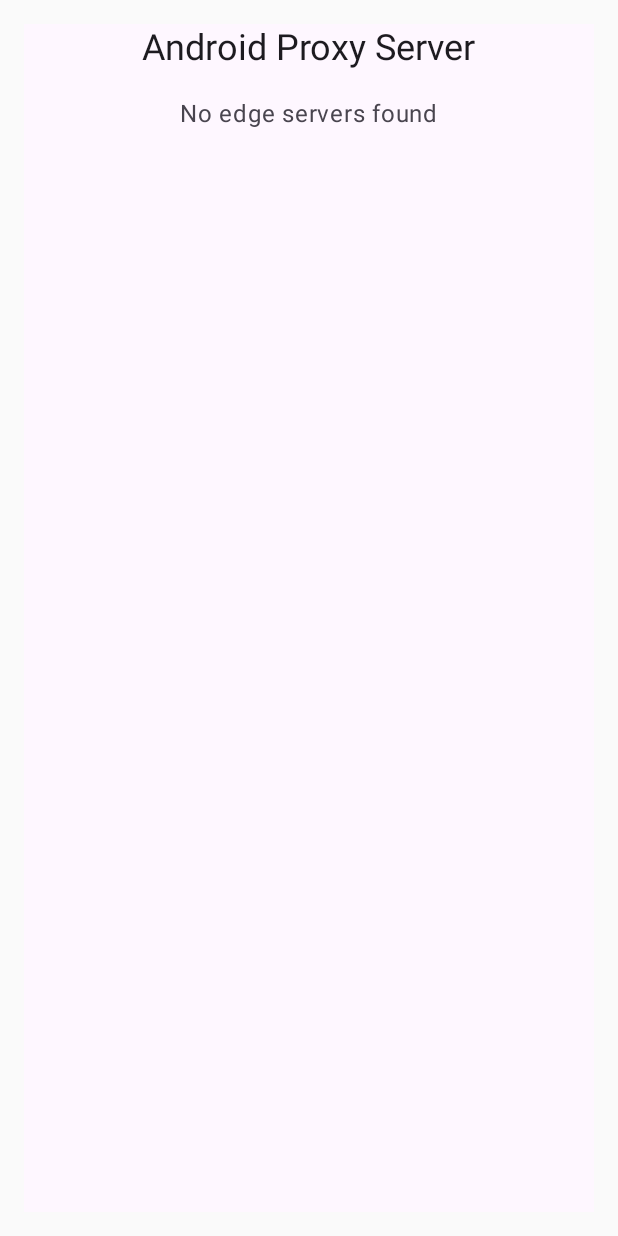
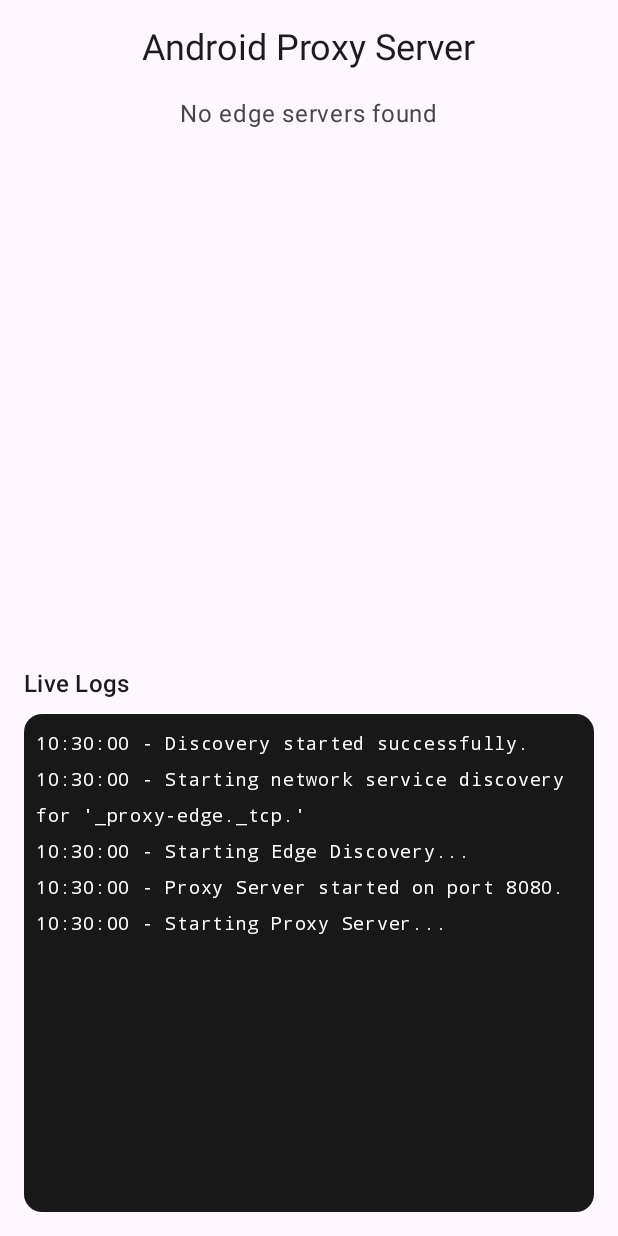
Before and after one commit to igiii-1976/proxy, an Android app built with Jetpack Compose: the screen it shows after launch (MainActivity), on a phone screen of 412 x 824 dp. Run offline under Robolectric (Android 15) with nearby library versions, the phone set to English and light mode, and no system bars; libraries missing offline, so code that uses them is left out: fi.iki.elonen; 1 statement that could not run was skipped.

Commit message:
feat: logs ui

```diff
--- a/app/src/main/java/com/example/proxy/EdgeDiscovery.kt
+++ b/app/src/main/java/com/example/proxy/EdgeDiscovery.kt
@@ -13,7 +13,8 @@
 class EdgeDiscovery(
     private val context: Context,
     private val edgeRegistry: EdgeRegistry,
-    private val scope: CoroutineScope
+    private val scope: CoroutineScope,
+    private val logger: (String) -> Unit
 ) {
     private val nsdManager = context.getSystemService(Context.NSD_SERVICE) as NsdManager
     private var discoveryListener: NsdManager.DiscoveryListener? = null
@@ -29,37 +30,45 @@
 
     fun startDiscovery() {
         if (discoveryListener != null) {
+            logger("Discovery is already active.")
             Log.w("EdgeDiscovery", "Discovery is already active.")
             return
         }
+        logger("Starting network service discovery for '$SERVICE_TYPE'")
         Log.i("EdgeDiscovery", "Starting network service discovery for '$SERVICE_TYPE'")
 
         discoveryListener = object : NsdManager.DiscoveryListener {
             override fun onDiscoveryStarted(regType: String) {
+                logger("Discovery started successfully.")
                 Log.d("EdgeDiscovery", "Discovery started successfully.")
             }
 
             override fun onServiceFound(service: NsdServiceInfo) {
                 // Get edge IP address
+                logger("Service found: ${service.serviceName}")
                 Log.d("EdgeDiscovery", "Service found: ${service.serviceName}")
                 nsdManager.resolveService(service, createResolveListener())
             }
 
             override fun onServiceLost(service: NsdServiceInfo) {
                 // When an edge server unregisters itself.
+                logger("Service lost: ${service.serviceName}")
                 Log.i("EdgeDiscovery", "Service lost: ${service.serviceName}")
             }
 
             override fun onDiscoveryStopped(serviceType: String) {
+                logger("Discovery stopped.")
                 Log.i("EdgeDiscovery", "Discovery stopped.")
             }
 
             override fun onStartDiscoveryFailed(serviceType: String, errorCode: Int) {
+                logger("Start discovery failed: Error code $errorCode")
                 Log.e("EdgeDiscovery", "Start discovery failed: Error code $errorCode")
                 nsdManager.stopServiceDiscovery(this)
             }
 
             override fun onStopDiscoveryFailed(serviceType: String, errorCode: Int) {
+                logger("Stop discovery failed: Error code $errorCode")
                 Log.e("EdgeDiscovery", "Stop discovery failed: Error code $errorCode")
             }
         }
@@ -69,6 +78,7 @@
     private fun createResolveListener(): NsdManager.ResolveListener {
         return object : NsdManager.ResolveListener {
             override fun onResolveFailed(serviceInfo: NsdServiceInfo, errorCode: Int) {
+                logger("Resolve failed for ${serviceInfo.serviceName}: Error code $errorCode")
                 Log.e(
                     "EdgeDiscovery",
                     "Resolve failed for ${serviceInfo.serviceName}: Error code $errorCode"
@@ -79,6 +89,7 @@
                 // Resolution successful! We now have the IP and port.
                 val ip = serviceInfo.host.hostAddress
                 val port = serviceInfo.port
+                logger("Service resolved: ${serviceInfo.serviceName} at $ip:$port")
                 Log.i("EdgeDiscovery", "Service resolved: ${serviceInfo.serviceName} at $ip:$port")
 
                 // Query /status endpoint to get battery and status
@@ -100,21 +111,25 @@
                     val level = json.optString("level", "Unknown")
                     val status = json.optString("status", "Unknown")
                     edgeRegistry.upsert(ip, level, status)
-                    Log.d("EdgeDiscovery", "✅ Successfully queried edge at $ip. Added to registry.")
+                    logger("Successfully queried edge at $ip. Added to registry.")
+                    Log.d("EdgeDiscovery", "Successfully queried edge at $ip. Added to registry.")
                 } else {
+                    logger("Failed to query status for $ip. HTTP ${response.code}")
                     Log.w(
                         "EdgeDiscovery",
-                        "⚠️ Failed to query status for $ip. HTTP ${response.code}"
+                        "Failed to query status for $ip. HTTP ${response.code}"
                     )
                 }
             }
         } catch (e: Exception) {
+            logger("Error querying status for $ip: ${e.message}")
             Log.e("EdgeDiscovery", "Error querying status for $ip: ${e.message}")
         }
     }
 
     fun stopDiscovery() {
         discoveryListener?.let {
+            logger("Stopping network service discovery.")
             Log.i("EdgeDiscovery", "Stopping network service discovery.")
             nsdManager.stopServiceDiscovery(it)
             discoveryListener = null
--- a/app/src/main/java/com/example/proxy/MainActivity.kt
+++ b/app/src/main/java/com/example/proxy/MainActivity.kt
@@ -4,16 +4,45 @@
 import android.util.Log
 import androidx.activity.ComponentActivity
 import androidx.activity.compose.setContent
+import androidx.compose.foundation.background
 import androidx.compose.foundation.layout.*
 import androidx.compose.foundation.lazy.LazyColumn
 import androidx.compose.foundation.lazy.items
+import androidx.compose.foundation.lazy.rememberLazyListState
 import androidx.compose.material3.*
 import androidx.compose.runtime.*
 import androidx.compose.ui.Alignment
 import androidx.compose.ui.Modifier
+import androidx.compose.ui.graphics.Color
+import androidx.compose.ui.text.font.FontFamily
 import androidx.compose.ui.unit.dp
+import androidx.compose.ui.unit.sp
 import fi.iki.elonen.NanoHTTPD
 import kotlinx.coroutines.*
+import java.text.SimpleDateFormat
+import java.util.*
+import java.util.concurrent.ConcurrentLinkedQueue
+
+// A simple, thread-safe logger to hold messages for the UI
+object UiLogger {
+    private val logs = ConcurrentLinkedQueue<String>()
+    private const val MAX_LOGS = 100
+
+    fun log(message: String) {
+        val timestamp = SimpleDateFormat("HH:mm:ss", Locale.getDefault()).format(Date())
+        val logEntry = "$timestamp - $message"
+        logs.add(logEntry)
+        // Keep the log list from growing indefinitely
+        if (logs.size > MAX_LOGS) {
+            logs.poll()
+        }
+    }
+
+    fun getLogs(): List<String> {
+        return logs.toList().reversed() // Show newest logs first
+    }
+}
+
 
 class MainActivity : ComponentActivity() {
 
@@ -27,40 +56,56 @@
         super.onCreate(savedInstanceState)
 
         val connectedEdges = mutableStateListOf<EdgeDevice>()
+        val logMessages = mutableStateListOf<String>()
 
-        // Refresh UI list every 5 seconds
+        // Refresh UI list for Edges and Logs every second
         mainScope.launch(Dispatchers.Main) {
             while (isActive) {
-                val current = edgeRegistry.getAll()
+                // Update Edges
+                val currentEdges = edgeRegistry.getAll()
                 connectedEdges.clear()
-                connectedEdges.addAll(current)
-                delay(5000L)
+                connectedEdges.addAll(currentEdges)
+
+                // Update Logs
+                val currentLogs = UiLogger.getLogs()
+                logMessages.clear()
+                logMessages.addAll(currentLogs)
+
+                delay(1000L) // Refresh UI every second
             }
         }
 
-        // Start proxy server
-        proxy = ProxyServer(edgeRegistry, 8080)
+        // Start proxy server and pass it the logger
+        UiLogger.log("Starting Proxy Server...")
+        proxy = ProxyServer(edgeRegistry, 8080, UiLogger::log) // Pass the log function
         proxy?.start()
+        UiLogger.log("Proxy Server started on port 8080.")
+
 
         // Start edge discovery
-        discovery = EdgeDiscovery(this, edgeRegistry, mainScope)
+        UiLogger.log("Starting Edge Discovery...")
+        discovery = EdgeDiscovery(this, edgeRegistry, mainScope, UiLogger::log) // Pass the log function
         discovery?.startDiscovery()
 
         // UI
         setContent {
             MaterialTheme {
-                Surface(modifier = Modifier.fillMaxSize().padding(16.dp)) {
+                Surface(modifier = Modifier.fillMaxSize()) {
                     Column(
+                        modifier = Modifier.padding(16.dp),
                         horizontalAlignment = Alignment.CenterHorizontally,
                         verticalArrangement = Arrangement.Top
                     ) {
                         Text("Android Proxy Server", style = MaterialTheme.typography.headlineSmall)
                         Spacer(Modifier.height(16.dp))
 
-                        if (connectedEdges.isEmpty()) {
-                            Text("No edge servers found", color = MaterialTheme.colorScheme.onSurfaceVariant)
-                        } else {
-                            LazyColumn {
+                        // Edge Server List (occupies the top part)
+                        LazyColumn(modifier = Modifier.weight(1f)) {
+                            if (connectedEdges.isEmpty()) {
+                                item {
+                                    Text("No edge servers found", color = MaterialTheme.colorScheme.onSurfaceVariant)
+                                }
+                            } else {
                                 items(connectedEdges) { edge ->
                                     Card(
                                         modifier = Modifier
@@ -77,6 +122,41 @@
                                 }
                             }
                         }
+
+                        Spacer(Modifier.height(16.dp))
+
+                        // --- NEW LOG VIEWER UI ---
+                        Column(modifier = Modifier
+                            .weight(1f) // Makes it take up the bottom half
+                            .fillMaxWidth()
+                        ) {
+                            Text("Live Logs", style = MaterialTheme.typography.titleMedium)
+                            Spacer(Modifier.height(8.dp))
+                            Box(
+                                modifier = Modifier
+                                    .fillMaxSize()
+                                    .background(Color.Black.copy(alpha = 0.9f), shape = MaterialTheme.shapes.medium)
+                                    .padding(8.dp)
+                            ) {
+                                val listState = rememberLazyListState()
+
+                                // Auto-scroll to the top (newest message) when logs change
+                                LaunchedEffect(logMessages.size) {
+                                    listState.animateScrollToItem(0)
+                                }
+
+                                LazyColumn(state = listState) {
+                                    items(logMessages) { log ->
+                                        Text(
+                                            text = log,
+                                            color = Color.White,
+                                            fontSize = 12.sp,
+                                            fontFamily = FontFamily.Monospace
+                                        )
+                                    }
+                                }
+                            }
+                        }
                     }
                 }
             }
@@ -86,6 +166,7 @@
     override fun onDestroy() {
         super.onDestroy()
         try {
+            UiLogger.log("Shutting down services...")
             proxy?.stop()
             discovery?.stopDiscovery()
             mainScope.cancel()
--- a/app/src/main/java/com/example/proxy/ProxyServer.kt
+++ b/app/src/main/java/com/example/proxy/ProxyServer.kt
@@ -15,7 +15,8 @@
 
 class ProxyServer(
     private val edgeRegistry: EdgeRegistry,
-    port: Int
+    port: Int,
+    private val logger: (String) -> Unit // <-- ADD THIS
 ) : NanoHTTPD(port) {
 
     private val client = OkHttpClient.Builder()
@@ -27,6 +28,7 @@
     override fun serve(session: IHTTPSession): Response {
         val uri = session.uri
         val method = session.method
+        logger("Incoming request: $method $uri") // <-- REPLACE Log.i with logger()
         Log.i("ProxyServer", "Incoming request: $method $uri")
 
         return when {
@@ -43,6 +45,7 @@
             ?: return newFixedLengthResponse(Response.Status.SERVICE_UNAVAILABLE, "text/plain", "No edge servers available")
 
         val edgeUrl = "http://${edge.ip}:8080/"
+        logger("Fetching HTML from edge: $edgeUrl")
         Log.i("ProxyServer", "Fetching HTML from edge: $edgeUrl")
 
         return try {
@@ -57,6 +60,7 @@
                 )
             }
         } catch (e: Exception) {
+            logger("Error fetching HTML")
             Log.e("ProxyServer", "Error fetching HTML", e)
             newFixedLengthResponse(Response.Status.INTERNAL_ERROR, "text/plain", "Proxy Error: ${e.message}")
         }
@@ -67,6 +71,7 @@
             ?: return newFixedLengthResponse(Response.Status.SERVICE_UNAVAILABLE, "text/plain", "No edge servers available")
 
         val edgeUrl = "http://${edge.ip}:8080${session.uri}"
+        logger("Forwarding login to $edgeUrl")
         Log.i("ProxyServer", "Forwarding login to $edgeUrl")
 
         return try {
@@ -97,6 +102,7 @@
                 )
             }
         } catch (e: Exception) {
+            logger("Error forwarding /login")
             Log.e("ProxyServer", "Error forwarding /login", e)
             newFixedLengthResponse(Response.Status.INTERNAL_ERROR, "text/plain", "Proxy Error: ${e.message}")
         }
@@ -110,6 +116,7 @@
             )
 
         val edgeUrl = "http://${edge.ip}:8080/recognize"
+        logger("Forwarding image request to edge: $edgeUrl")
         Log.i("ProxyServer", "Forwarding image request to edge: $edgeUrl")
 
         val contentType = session.headers["content-type"]
@@ -118,7 +125,6 @@
                 "Content-Type header is missing for recognition request"
             )
 
-        // Defensive check
         if (!contentType.startsWith("multipart/form-data", ignoreCase = true)) {
             return newFixedLengthResponse(
                 Response.Status.BAD_REQUEST, "text/plain",
@@ -128,15 +134,17 @@
 
         val authorization = session.headers["authorization"]
 
-        return try {
-            // Save image data temporarily
+        var tempImageFile: java.io.File? = null
+
+        try {
             val tempFiles = mutableMapOf<String, String>()
             session.parseBody(tempFiles)
 
             val tempImageFilePath = tempFiles["imageFile"]
                 ?: throw IOException("File 'imageFile' not found in multipart request.")
 
-            val tempImageFile = java.io.File(tempImageFilePath)
+            tempImageFile = java.io.File(tempImageFilePath)
+            logger("Successfully received file from client at: $tempImageFilePath")
             Log.i("ProxyServer", "Successfully received file from client at: $tempImageFilePath")
 
             val requestBody = okhttp3.MultipartBody.Builder()
@@ -154,7 +162,7 @@
                 requestBuilder.header("Authorization", authorization)
             }
 
-            client.newCall(requestBuilder.build()).execute().use { edgeResponse ->
+            return client.newCall(requestBuilder.build()).execute().use { edgeResponse ->
                 val bytes = edgeResponse.body?.bytes() ?: ByteArray(0)
                 val mime = edgeResponse.header("Content-Type") ?: "application/json"
 
@@ -166,10 +174,23 @@
                 )
             }
         } catch (e: Exception) {
+            logger("Error forwarding /recognize")
             Log.e("ProxyServer", "Error forwarding /recognize", e)
-            newFixedLengthResponse(Response.Status.INTERNAL_ERROR, "text/plain", "Proxy Error: ${e.message}")
+            return newFixedLengthResponse(Response.Status.INTERNAL_ERROR, "text/plain", "Proxy Error: ${e.message}")
+        } finally {
+            // clean up temp file
+            if (tempImageFile?.exists() == true) {
+                if (tempImageFile.delete()) {
+                    logger("Successfully deleted temp file: ${tempImageFile.path}")
+                    Log.i("ProxyServer", "Successfully deleted temp file: ${tempImageFile.path}")
+                } else {
+                    logger("Failed to delete temp file: ${tempImageFile.path}")
+                    Log.w("ProxyServer", "Failed to delete temp file: ${tempImageFile.path}")
+                }
+            }
         }
     }
+
 
     private fun handleBatteryRequest(session: IHTTPSession): Response {
         val edge = edgeRegistry.chooseHighestBattery()
```
